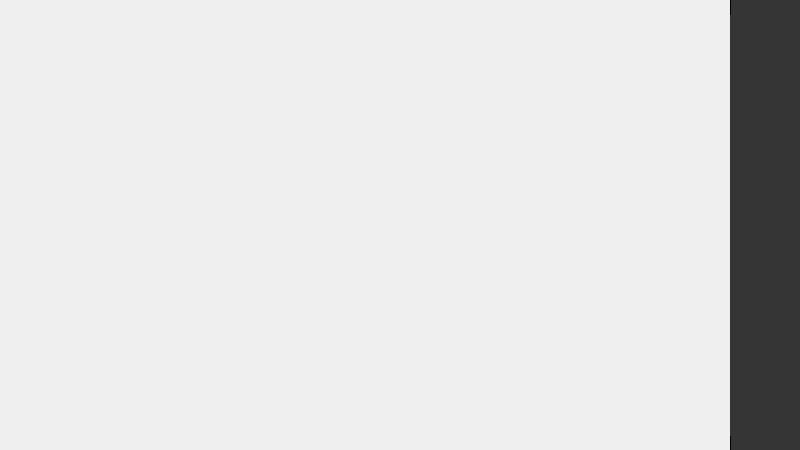
This is main.ui in EUI-s-bookstore/bookstore as Qt 5 draws it before an edit. The edited form follows.
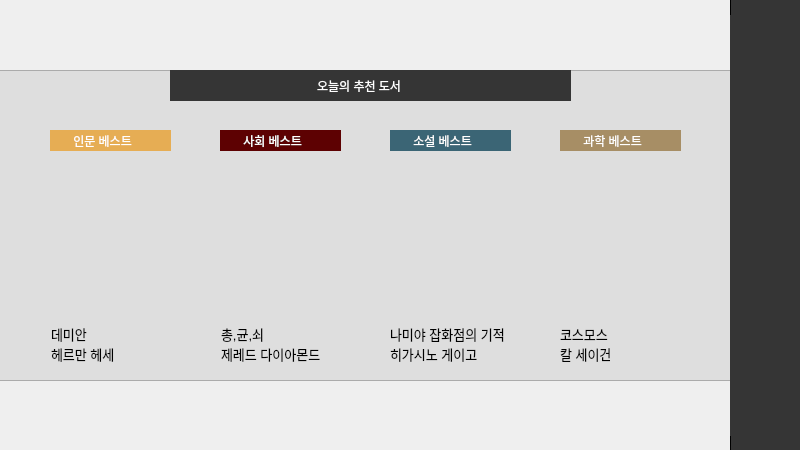
This is the edited form. Icons and pictures are not drawn.

```diff
--- a/main.ui
+++ b/main.ui
@@ -344,8 +344,8 @@
   <widget class="QLabel" name="label">
    <property name="geometry">
     <rect>
-     <x>60</x>
-     <y>130</y>
+     <x>220</x>
+     <y>150</y>
      <width>121</width>
      <height>171</height>
     </rect>
@@ -354,7 +354,7 @@
     <string/>
    </property>
    <property name="pixmap">
-    <pixmap>../다운로드/1.jpg</pixmap>
+    <pixmap>bookpng/book2.jpg</pixmap>
    </property>
    <property name="scaledContents">
     <bool>true</bool>
@@ -363,8 +363,8 @@
   <widget class="QLabel" name="label_2">
    <property name="geometry">
     <rect>
-     <x>210</x>
-     <y>130</y>
+     <x>390</x>
+     <y>150</y>
      <width>121</width>
      <height>171</height>
     </rect>
@@ -373,12 +373,233 @@
     <string/>
    </property>
    <property name="pixmap">
-    <pixmap>../다운로드/2.jpg</pixmap>
+    <pixmap>bookpng/book3.jpg</pixmap>
    </property>
    <property name="scaledContents">
     <bool>true</bool>
    </property>
   </widget>
+  <widget class="QTextBrowser" name="textBrowser_2">
+   <property name="geometry">
+    <rect>
+     <x>-40</x>
+     <y>70</y>
+     <width>791</width>
+     <height>311</height>
+    </rect>
+   </property>
+   <property name="styleSheet">
+    <string notr="true">background-color:#dedede;</string>
+   </property>
+  </widget>
+  <widget class="QLabel" name="label_3">
+   <property name="geometry">
+    <rect>
+     <x>50</x>
+     <y>150</y>
+     <width>121</width>
+     <height>171</height>
+    </rect>
+   </property>
+   <property name="styleSheet">
+    <string notr="true"/>
+   </property>
+   <property name="text">
+    <string/>
+   </property>
+   <property name="pixmap">
+    <pixmap>bookpng/book1.jpg</pixmap>
+   </property>
+   <property name="scaledContents">
+    <bool>true</bool>
+   </property>
+  </widget>
+  <widget class="QLabel" name="label_4">
+   <property name="geometry">
+    <rect>
+     <x>560</x>
+     <y>150</y>
+     <width>121</width>
+     <height>171</height>
+    </rect>
+   </property>
+   <property name="text">
+    <string/>
+   </property>
+   <property name="pixmap">
+    <pixmap>bookpng/book4.jpg</pixmap>
+   </property>
+   <property name="scaledContents">
+    <bool>true</bool>
+   </property>
+  </widget>
+  <widget class="QLabel" name="label_5">
+   <property name="geometry">
+    <rect>
+     <x>50</x>
+     <y>130</y>
+     <width>121</width>
+     <height>21</height>
+    </rect>
+   </property>
+   <property name="styleSheet">
+    <string notr="true">background-color:#e6ad54; color:#fff;</string>
+   </property>
+   <property name="text">
+    <string>       인문 베스트</string>
+   </property>
+  </widget>
+  <widget class="QLabel" name="label_6">
+   <property name="geometry">
+    <rect>
+     <x>220</x>
+     <y>130</y>
+     <width>121</width>
+     <height>21</height>
+    </rect>
+   </property>
+   <property name="styleSheet">
+    <string notr="true">background-color:#5d0102; color:#fff;</string>
+   </property>
+   <property name="text">
+    <string>       사회 베스트</string>
+   </property>
+  </widget>
+  <widget class="QLabel" name="label_7">
+   <property name="geometry">
+    <rect>
+     <x>560</x>
+     <y>130</y>
+     <width>121</width>
+     <height>21</height>
+    </rect>
+   </property>
+   <property name="styleSheet">
+    <string notr="true">background-color:#a78e65; color:#fff;</string>
+   </property>
+   <property name="text">
+    <string>       과학 베스트</string>
+   </property>
+  </widget>
+  <widget class="QLabel" name="label_8">
+   <property name="geometry">
+    <rect>
+     <x>390</x>
+     <y>130</y>
+     <width>121</width>
+     <height>21</height>
+    </rect>
+   </property>
+   <property name="styleSheet">
+    <string notr="true">background-color:#3b6575; color:#fff;</string>
+   </property>
+   <property name="text">
+    <string>       소설 베스트</string>
+   </property>
+  </widget>
+  <widget class="QTextBrowser" name="textBrowser">
+   <property name="geometry">
+    <rect>
+     <x>47</x>
+     <y>320</y>
+     <width>121</width>
+     <height>51</height>
+    </rect>
+   </property>
+   <property name="styleSheet">
+    <string notr="true">background-color:#dedede; border:none;</string>
+   </property>
+   <property name="html">
+    <string>&lt;!DOCTYPE HTML PUBLIC &quot;-//W3C//DTD HTML 4.0//EN&quot; &quot;http://www.w3.org/TR/REC-html40/strict.dtd&quot;&gt;
+&lt;html&gt;&lt;head&gt;&lt;meta name=&quot;qrichtext&quot; content=&quot;1&quot; /&gt;&lt;style type=&quot;text/css&quot;&gt;
+p, li { white-space: pre-wrap; }
+&lt;/style&gt;&lt;/head&gt;&lt;body style=&quot; font-family:'Ubuntu'; font-size:11pt; font-weight:400; font-style:normal;&quot;&gt;
+&lt;p style=&quot; margin-top:0px; margin-bottom:0px; margin-left:0px; margin-right:0px; -qt-block-indent:0; text-indent:0px;&quot;&gt;&lt;span style=&quot; font-size:10pt;&quot;&gt;데미안&lt;/span&gt;&lt;/p&gt;
+&lt;p style=&quot; margin-top:0px; margin-bottom:0px; margin-left:0px; margin-right:0px; -qt-block-indent:0; text-indent:0px;&quot;&gt;&lt;span style=&quot; font-size:10pt;&quot;&gt;헤르만 헤세&lt;/span&gt;&lt;/p&gt;&lt;/body&gt;&lt;/html&gt;</string>
+   </property>
+  </widget>
+  <widget class="QTextBrowser" name="textBrowser_4">
+   <property name="geometry">
+    <rect>
+     <x>217</x>
+     <y>320</y>
+     <width>121</width>
+     <height>51</height>
+    </rect>
+   </property>
+   <property name="styleSheet">
+    <string notr="true">background-color:#dedede; border:none;</string>
+   </property>
+   <property name="html">
+    <string>&lt;!DOCTYPE HTML PUBLIC &quot;-//W3C//DTD HTML 4.0//EN&quot; &quot;http://www.w3.org/TR/REC-html40/strict.dtd&quot;&gt;
+&lt;html&gt;&lt;head&gt;&lt;meta name=&quot;qrichtext&quot; content=&quot;1&quot; /&gt;&lt;style type=&quot;text/css&quot;&gt;
+p, li { white-space: pre-wrap; }
+&lt;/style&gt;&lt;/head&gt;&lt;body style=&quot; font-family:'Ubuntu'; font-size:11pt; font-weight:400; font-style:normal;&quot;&gt;
+&lt;p style=&quot; margin-top:0px; margin-bottom:0px; margin-left:0px; margin-right:0px; -qt-block-indent:0; text-indent:0px;&quot;&gt;&lt;span style=&quot; font-size:10pt;&quot;&gt;총,균,쇠&lt;/span&gt;&lt;/p&gt;
+&lt;p style=&quot; margin-top:0px; margin-bottom:0px; margin-left:0px; margin-right:0px; -qt-block-indent:0; text-indent:0px;&quot;&gt;&lt;span style=&quot; font-size:10pt;&quot;&gt;제레드 다이아몬드&lt;/span&gt;&lt;/p&gt;&lt;/body&gt;&lt;/html&gt;</string>
+   </property>
+  </widget>
+  <widget class="QTextBrowser" name="textBrowser_5">
+   <property name="geometry">
+    <rect>
+     <x>386</x>
+     <y>320</y>
+     <width>141</width>
+     <height>51</height>
+    </rect>
+   </property>
+   <property name="styleSheet">
+    <string notr="true">background-color:#dedede; border:none;</string>
+   </property>
+   <property name="html">
+    <string>&lt;!DOCTYPE HTML PUBLIC &quot;-//W3C//DTD HTML 4.0//EN&quot; &quot;http://www.w3.org/TR/REC-html40/strict.dtd&quot;&gt;
+&lt;html&gt;&lt;head&gt;&lt;meta name=&quot;qrichtext&quot; content=&quot;1&quot; /&gt;&lt;style type=&quot;text/css&quot;&gt;
+p, li { white-space: pre-wrap; }
+&lt;/style&gt;&lt;/head&gt;&lt;body style=&quot; font-family:'Ubuntu'; font-size:11pt; font-weight:400; font-style:normal;&quot;&gt;
+&lt;p style=&quot; margin-top:0px; margin-bottom:0px; margin-left:0px; margin-right:0px; -qt-block-indent:0; text-indent:0px;&quot;&gt;&lt;span style=&quot; font-size:10pt;&quot;&gt;나미야 잡화점의 기적&lt;/span&gt;&lt;/p&gt;
+&lt;p style=&quot; margin-top:0px; margin-bottom:0px; margin-left:0px; margin-right:0px; -qt-block-indent:0; text-indent:0px;&quot;&gt;&lt;span style=&quot; font-size:10pt;&quot;&gt;히가시노 게이고&lt;/span&gt;&lt;/p&gt;&lt;/body&gt;&lt;/html&gt;</string>
+   </property>
+  </widget>
+  <widget class="QTextBrowser" name="textBrowser_6">
+   <property name="geometry">
+    <rect>
+     <x>556</x>
+     <y>320</y>
+     <width>121</width>
+     <height>51</height>
+    </rect>
+   </property>
+   <property name="styleSheet">
+    <string notr="true">background-color:#dedede; border:none;</string>
+   </property>
+   <property name="html">
+    <string>&lt;!DOCTYPE HTML PUBLIC &quot;-//W3C//DTD HTML 4.0//EN&quot; &quot;http://www.w3.org/TR/REC-html40/strict.dtd&quot;&gt;
+&lt;html&gt;&lt;head&gt;&lt;meta name=&quot;qrichtext&quot; content=&quot;1&quot; /&gt;&lt;style type=&quot;text/css&quot;&gt;
+p, li { white-space: pre-wrap; }
+&lt;/style&gt;&lt;/head&gt;&lt;body style=&quot; font-family:'Ubuntu'; font-size:11pt; font-weight:400; font-style:normal;&quot;&gt;
+&lt;p style=&quot; margin-top:0px; margin-bottom:0px; margin-left:0px; margin-right:0px; -qt-block-indent:0; text-indent:0px;&quot;&gt;&lt;span style=&quot; font-size:10pt;&quot;&gt;코스모스&lt;/span&gt;&lt;/p&gt;
+&lt;p style=&quot; margin-top:0px; margin-bottom:0px; margin-left:0px; margin-right:0px; -qt-block-indent:0; text-indent:0px;&quot;&gt;&lt;span style=&quot; font-size:10pt;&quot;&gt;칼 세이건&lt;/span&gt;&lt;/p&gt;&lt;/body&gt;&lt;/html&gt;</string>
+   </property>
+  </widget>
+  <widget class="QLabel" name="label_9">
+   <property name="geometry">
+    <rect>
+     <x>170</x>
+     <y>70</y>
+     <width>401</width>
+     <height>31</height>
+    </rect>
+   </property>
+   <property name="styleSheet">
+    <string notr="true">border:1px solid #353535;
+background-color:#353535;
+color:#fff;</string>
+   </property>
+   <property name="text">
+    <string>                                           오늘의 추천 도서</string>
+   </property>
+  </widget>
+  <zorder>textBrowser_2</zorder>
   <zorder>textBrowser_3</zorder>
   <zorder>email_C_Btn</zorder>
   <zorder>search_icon</zorder>
@@ -390,6 +611,17 @@
   <zorder>user_icon</zorder>
   <zorder>label</zorder>
   <zorder>label_2</zorder>
+  <zorder>label_4</zorder>
+  <zorder>label_6</zorder>
+  <zorder>label_7</zorder>
+  <zorder>label_8</zorder>
+  <zorder>textBrowser</zorder>
+  <zorder>textBrowser_4</zorder>
+  <zorder>textBrowser_5</zorder>
+  <zorder>textBrowser_6</zorder>
+  <zorder>label_5</zorder>
+  <zorder>label_3</zorder>
+  <zorder>label_9</zorder>
  </widget>
  <resources/>
  <connections/>
```
